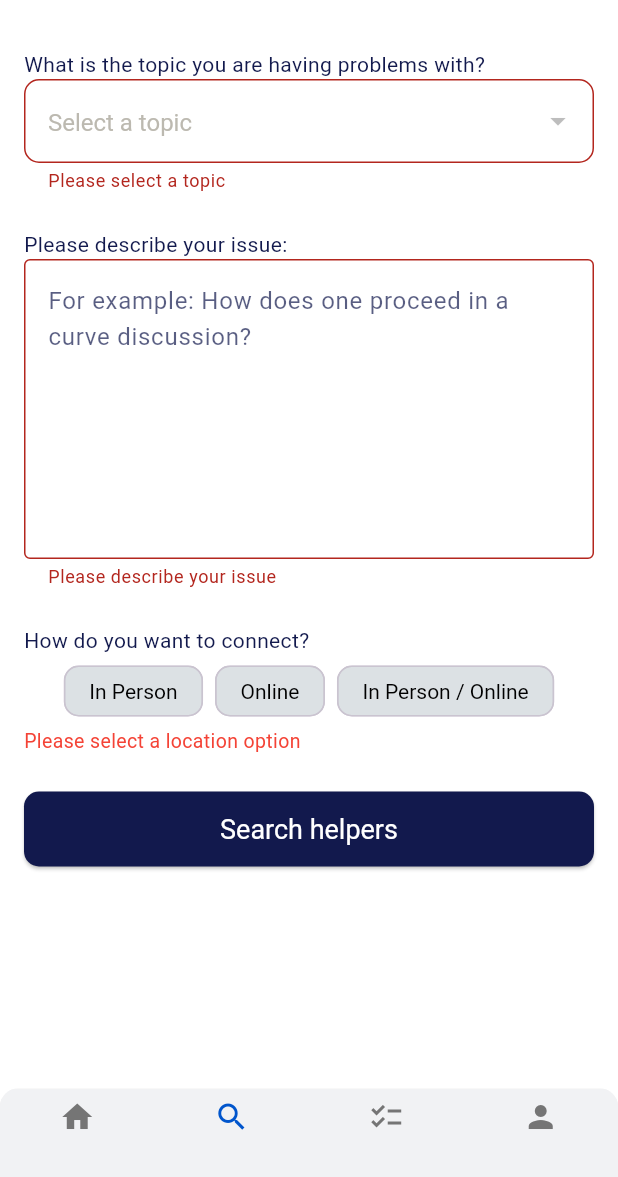
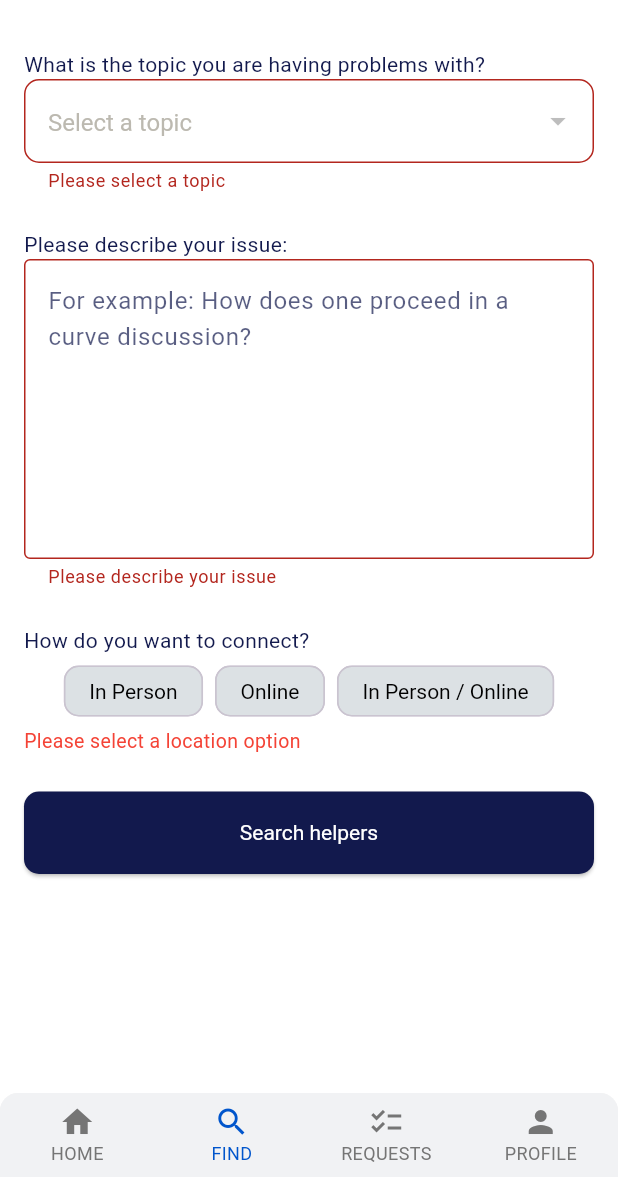
Before and after one commit to knowledgematch/KnowledgeMatch, a Flutter app: the MainScreen screen opened directly, item 2 of the bottom bar chosen, after a tap on "Search helpers", on a phone screen of 412 x 824 dp, the part 59-1236 px from its top. Run offline on Flutter 3.47's test engine with Material 3 defaults, Android fonts, the phone set to English and light mode, and no system bars; our stand-ins replace cloud_firestore, cloud_functions, firebase_core, firebase_messaging, flutter_image_compress, flutter_local_notifications and 2 more; missing offline and left inert: mailer, mysql_client, swipable_stack; accounts and stored records are empty; network calls fail.

Commit message:
User Story: UI/UX Refinement
Button same height as text field, logo is circular in the app drawer, icons have labels, welcome back text field has received a background color.

```diff
--- a/lib/ui/core/themes/app_theme.dart
+++ b/lib/ui/core/themes/app_theme.dart
@@ -112,6 +112,7 @@ class AppTheme {
       ),
       elevatedButtonTheme: ElevatedButtonThemeData(
         style: ElevatedButton.styleFrom(
+          minimumSize: const Size.fromHeight(55),
           foregroundColor: AppColors.whiteLight,
           textStyle: TextStyle(color: AppColors.whiteLight),
           backgroundColor: AppColors.primary,
--- a/lib/ui/find_matches/widgets/find_matches_screen.dart
+++ b/lib/ui/find_matches/widgets/find_matches_screen.dart
@@ -96,10 +96,6 @@ class FindMatchesScreenState extends State<FindMatchesScreen> {
                     );
                   }
                 },
-                style: ElevatedButton.styleFrom(
-                  minimumSize: const Size(double.infinity, 50),
-                  textStyle: const TextStyle(fontSize: 18),
-                ),
                 child: const Text('Search helpers'),
               ),
             ],
--- a/lib/ui/home/widgets/home_screen.dart
+++ b/lib/ui/home/widgets/home_screen.dart
@@ -51,23 +51,44 @@ class HomeScreenState extends State<HomeScreen> {
             child: Container(
               padding: const EdgeInsets.all(24),
               decoration: BoxDecoration(
-                color: AppColors.primary.withOpacity(0.1),
+                gradient: LinearGradient(
+                  begin: Alignment.centerLeft,
+                  end: Alignment.centerRight,
+                  colors: [
+                    AppColors.blue.withOpacity(0.2),
+                    AppColors.primary.withOpacity(0.8),
+                  ],
+                ),
                 borderRadius: BorderRadius.circular(20),
               ),
+
               child: Row(
                 children: [
                   Column(
                     crossAxisAlignment: CrossAxisAlignment.start,
                     children: [
-                      Text(
-                        "Welcome back,",
-                        style: TextStyle(
-                          fontSize: 16,
-                          color: AppColors.primary.withOpacity(0.8),
+                      RichText(
+                        text: TextSpan(
+                          children: [
+                            TextSpan(
+                              text: "Welcome back ",
+                              style: TextStyle(
+                                fontSize: 17,
+                                color: AppColors.primary.withOpacity(0.8),
+                              ),
+                            ),
+                            TextSpan(
+                              text: "👋",
+                              style: TextStyle(
+                                fontSize: 20,
+                              ),
+                            ),
+                          ],
                         ),
                       ),
+
                       Text(
-                        "${_formatName(User.instance.name ?? '')} 👋",
+                        "${_formatName(User.instance.name ?? '')}",
 
                         style: TextStyle(
                           fontSize: 28,
@@ -176,7 +197,7 @@ class HomeScreenState extends State<HomeScreen> {
   }
 
   String _formatName(String name) {
-    const int maxLength = 15;
+    const int maxLength = 17;
     if (name.length > maxLength) {
       return '${name.substring(0, maxLength)}...';
     }
--- a/lib/ui/main/widgets/main_screen.dart
+++ b/lib/ui/main/widgets/main_screen.dart
@@ -51,18 +51,33 @@ class MainScreenState extends State<MainScreen> {
             type: BottomNavigationBarType.fixed,
             currentIndex: viewModel.state.currentIndex,
             onTap: viewModel.updateIndex,
+            selectedItemColor: AppColors.blue,
             unselectedItemColor: AppColors.grey6Light,
-
+            selectedLabelStyle: TextStyle(color: AppColors.blue,
+              fontSize: 12,),
+            unselectedLabelStyle: TextStyle(color: AppColors.grey6Light,
+              fontSize: 12,),
             items: const [
-              BottomNavigationBarItem(icon: Icon(Icons.home), label: ''),
-              BottomNavigationBarItem(icon: Icon(Icons.search), label: ''),
-              BottomNavigationBarItem(icon: Icon(Icons.checklist), label: ''),
-              BottomNavigationBarItem(icon: Icon(Icons.person), label: ''),
+              BottomNavigationBarItem(
+                icon: Icon(Icons.home),
+                label: 'HOME',
+              ),
+              BottomNavigationBarItem(
+                icon: Icon(Icons.search),
+                label: 'FIND',
+              ),
+              BottomNavigationBarItem(
+                icon: Icon(Icons.checklist),
+                label: 'REQUESTS',
+              ),
+              BottomNavigationBarItem(
+                icon: Icon(Icons.person),
+                label: 'PROFILE',
+              ),
             ],
           ),
         ));
   }
-
   // Initialize Firebase Messaging
   void _initializeFCM() {
     final navigatorKey = context.read<GlobalKey<NavigatorState>>();
@@ -120,7 +135,7 @@ class MainScreenState extends State<MainScreen> {
     required GlobalKey<NavigatorState> navigatorKey,
   }) async {
     RemoteMessage? message =
-        await FirebaseMessaging.instance.getInitialMessage();
+    await FirebaseMessaging.instance.getInitialMessage();
     if (message != null) {
       print(
         'App opened from terminated state by a message: ${message.notification}',
```
Also changed, not shown: lib/ui/core/ui/app_drawer.dart (+8 -4 lines), lib/ui/create_profile/create_profile_screen.dart (+6 -5 lines), lib/ui/profile/widget/profile_screen.dart (+23 -14 lines), assets/images/Logo_App_Drawer.png (added).
